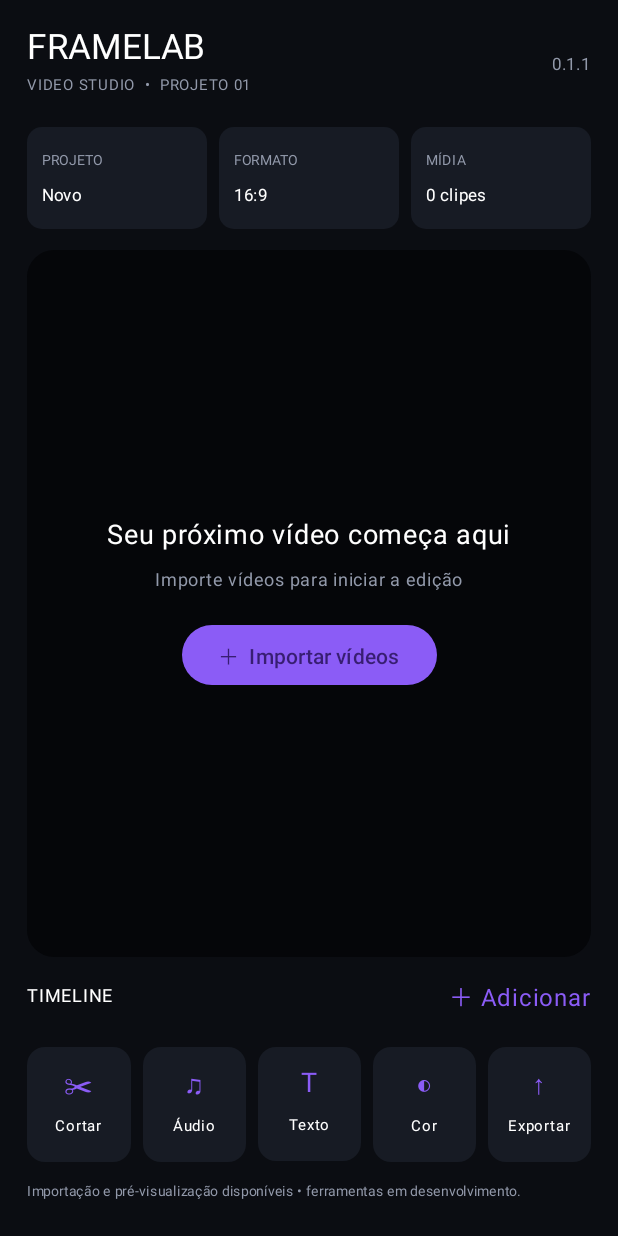
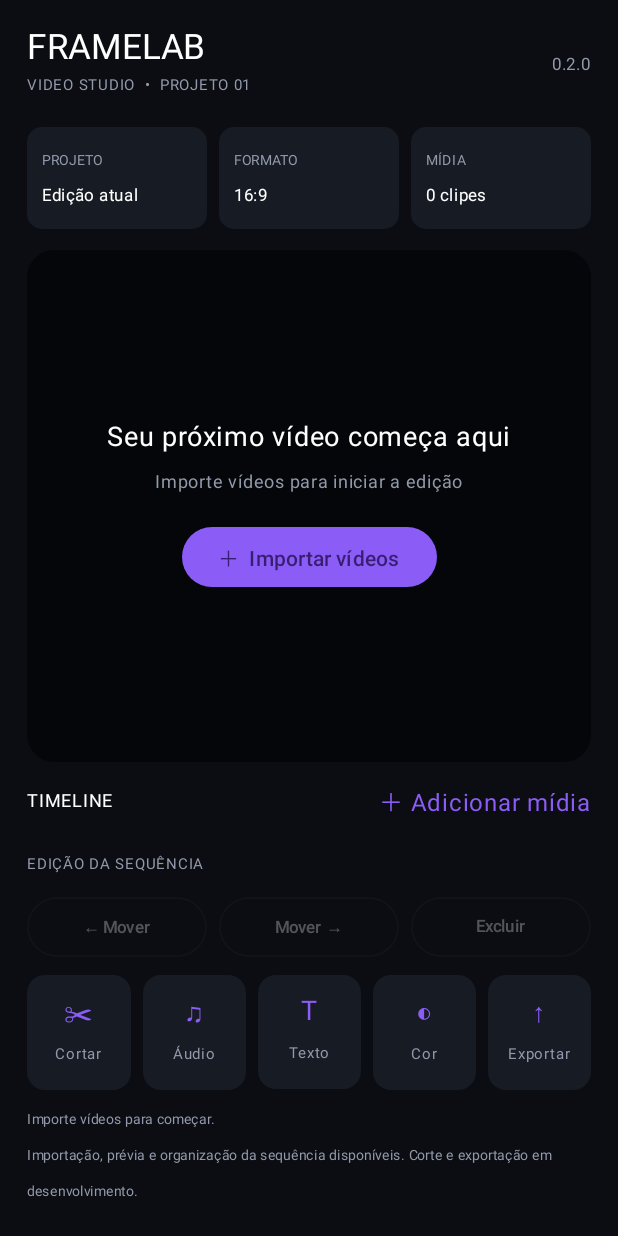
Before and after one commit to thsantz/FrameLab, an Android app built with Jetpack Compose: the screen it shows after launch (MainActivity), on a phone screen of 412 x 824 dp. Run offline under Robolectric (Android 15) with nearby library versions, the phone set to English and light mode, and no system bars.

Commit message:
Add functional clip sequence controls

```diff
--- a/app/src/main/java/com/framelab/editor/MainActivity.kt
+++ b/app/src/main/java/com/framelab/editor/MainActivity.kt
@@ -42,6 +42,8 @@ private fun FrameLabScreen() {
     val context = LocalContext.current
     var clips by remember { mutableStateOf(emptyList<Uri>()) }
     var selected by remember { mutableIntStateOf(0) }
+    var notice by remember { mutableStateOf("Importe vídeos para começar.") }
+
     val picker = rememberLauncherForActivityResult(ActivityResultContracts.OpenMultipleDocuments()) { uris ->
         if (uris.isNotEmpty()) {
             uris.forEach { uri ->
@@ -53,17 +55,43 @@ private fun FrameLabScreen() {
             }
             clips = clips + uris
             selected = clips.lastIndex
+            notice = "${uris.size} mídia(s) adicionada(s) à sequência."
         }
     }
+
     val exoPlayer = remember { ExoPlayer.Builder(context).build() }
     DisposableEffect(exoPlayer) { onDispose { exoPlayer.release() } }
+
     LaunchedEffect(clips, selected) {
         val uri = clips.getOrNull(selected)
-        if (uri == null) exoPlayer.clearMediaItems()
-        else {
+        if (uri == null) {
+            exoPlayer.clearMediaItems()
+        } else {
             exoPlayer.setMediaItem(MediaItem.fromUri(uri))
             exoPlayer.prepare()
             exoPlayer.playWhenReady = false
+        }
+    }
+
+    fun moveSelected(delta: Int) {
+        val target = selected + delta
+        if (target in clips.indices) {
+            val reordered = clips.toMutableList()
+            val current = reordered[selected]
+            reordered[selected] = reordered[target]
+            reordered[target] = current
+            clips = reordered
+            selected = target
+            notice = "Ordem dos clipes atualizada."
+        }
+    }
+
+    fun removeSelected() {
+        if (clips.isNotEmpty() && selected in clips.indices) {
+            val updated = clips.toMutableList().also { it.removeAt(selected) }
+            clips = updated
+            selected = if (updated.isEmpty()) 0 else selected.coerceAtMost(updated.lastIndex)
+            notice = "Clipe removido da sequência. O arquivo original foi preservado."
         }
     }
 
@@ -77,18 +105,20 @@ private fun FrameLabScreen() {
                     Text("FRAMELAB", color = Color.White, fontSize = 23.sp)
                     Text("VIDEO STUDIO  •  PROJETO 01", color = Muted, fontSize = 10.sp)
                 }
-                Text("0.1.1", color = Muted, fontSize = 11.sp)
+                Text("0.2.0", color = Muted, fontSize = 11.sp)
             }
             Spacer(Modifier.height(16.dp))
             Row(horizontalArrangement = Arrangement.spacedBy(8.dp)) {
-                Info("PROJETO", "Novo", Modifier.weight(1f))
+                Info("PROJETO", "Edição atual", Modifier.weight(1f))
                 Info("FORMATO", "16:9", Modifier.weight(1f))
                 Info("MÍDIA", "${clips.size} clipes", Modifier.weight(1f))
             }
             Spacer(Modifier.height(14.dp))
-            Box(Modifier.fillMaxWidth().weight(1f)
-                .background(Color(0xFF050609), RoundedCornerShape(18.dp)),
-                contentAlignment = Alignment.Center) {
+            Box(
+                Modifier.fillMaxWidth().weight(1f)
+                    .background(Color(0xFF050609), RoundedCornerShape(18.dp)),
+                contentAlignment = Alignment.Center
+            ) {
                 if (clips.isEmpty()) {
                     Column(horizontalAlignment = Alignment.CenterHorizontally) {
                         Text("Seu próximo vídeo começa aqui", color = Color.White, fontSize = 18.sp)
@@ -100,34 +130,67 @@ private fun FrameLabScreen() {
                         }
                     }
                 } else {
-                    AndroidView(factory = { ctx ->
-                        PlayerView(ctx).apply { player = exoPlayer; useController = true }
-                    }, modifier = Modifier.fillMaxSize(), update = { it.player = exoPlayer })
+                    AndroidView(
+                        factory = { ctx -> PlayerView(ctx).apply { player = exoPlayer; useController = true } },
+                        modifier = Modifier.fillMaxSize(),
+                        update = { it.player = exoPlayer }
+                    )
                 }
             }
             Spacer(Modifier.height(14.dp))
             Row(verticalAlignment = Alignment.CenterVertically) {
                 Text("TIMELINE", color = Color.White, fontSize = 12.sp)
                 Spacer(Modifier.weight(1f))
-                Text("＋ Adicionar", color = Violet, modifier = Modifier.clickable {
+                Text("＋ Adicionar mídia", color = Violet, modifier = Modifier.clickable {
                     picker.launch(arrayOf("video/*"))
                 })
             }
             Spacer(Modifier.height(8.dp))
             LazyRow(horizontalArrangement = Arrangement.spacedBy(8.dp)) {
                 itemsIndexed(clips) { index, uri ->
-                    Column(Modifier.width(124.dp)
-                        .background(if (selected == index) Color(0xFF30264A) else Panel,
-                            RoundedCornerShape(12.dp))
-                        .clickable { selected = index }.padding(10.dp)) {
-                        Text("CLIPE ${index + 1}", color = Color.White, fontSize = 10.sp)
+                    Column(
+                        Modifier.width(132.dp)
+                            .background(if (selected == index) Color(0xFF30264A) else Panel,
+                                RoundedCornerShape(12.dp))
+                            .clickable { selected = index; notice = "Clipe ${index + 1} selecionado." }
+                            .padding(10.dp)
+                    ) {
+                        Text(if (selected == index) "● CLIPE ${index + 1}" else "CLIPE ${index + 1}",
+                            color = if (selected == index) Color(0xFFC4B5FD) else Color.White,
+                            fontSize = 10.sp)
                         Spacer(Modifier.height(6.dp))
-                        Text(uri.lastPathSegment?.takeLast(20) ?: "Vídeo",
+                        Text(uri.lastPathSegment?.substringAfterLast('/')?.takeLast(24) ?: "Vídeo",
                             color = Muted, fontSize = 11.sp, maxLines = 2)
+                        Spacer(Modifier.height(5.dp))
+                        Text("Selecionar", color = Violet, fontSize = 10.sp)
                     }
                 }
             }
-            Spacer(Modifier.height(14.dp))
+            Spacer(Modifier.height(10.dp))
+            Text("EDIÇÃO DA SEQUÊNCIA", color = Muted, fontSize = 10.sp)
+            Spacer(Modifier.height(6.dp))
+            Row(horizontalArrangement = Arrangement.spacedBy(8.dp)) {
+                OutlinedButton(
+                    onClick = { moveSelected(-1) },
+                    enabled = clips.isNotEmpty() && selected > 0,
+                    modifier = Modifier.weight(1f),
+                    contentPadding = PaddingValues(horizontal = 6.dp)
+                ) { Text("← Mover", fontSize = 11.sp) }
+                OutlinedButton(
+                    onClick = { moveSelected(1) },
+                    enabled = clips.isNotEmpty() && selected < clips.lastIndex,
+                    modifier = Modifier.weight(1f),
+                    contentPadding = PaddingValues(horizontal = 6.dp)
+                ) { Text("Mover →", fontSize = 11.sp) }
+                OutlinedButton(
+                    onClick = { removeSelected() },
+                    enabled = clips.isNotEmpty(),
+                    modifier = Modifier.weight(1f),
+                    contentPadding = PaddingValues(horizontal = 6.dp),
+                    colors = ButtonDefaults.outlinedButtonColors(contentColor = Color(0xFFFF8A8A))
+                ) { Text("Excluir", fontSize = 11.sp) }
+            }
+            Spacer(Modifier.height(8.dp))
             Row(horizontalArrangement = Arrangement.spacedBy(8.dp)) {
                 Tool("Cortar", "✂", Modifier.weight(1f))
                 Tool("Áudio", "♫", Modifier.weight(1f))
@@ -136,7 +199,8 @@ private fun FrameLabScreen() {
                 Tool("Exportar", "↑", Modifier.weight(1f))
             }
             Spacer(Modifier.height(7.dp))
-            Text("Importação e pré-visualização disponíveis • ferramentas em desenvolvimento.",
+            Text(notice, color = Muted, fontSize = 9.sp)
+            Text("Importação, prévia e organização da sequência disponíveis. Corte e exportação em desenvolvimento.",
                 color = Muted, fontSize = 9.sp)
         }
     }
@@ -156,6 +220,6 @@ private fun Tool(label: String, glyph: String, modifier: Modifier) {
         horizontalAlignment = Alignment.CenterHorizontally) {
         Text(glyph, color = Violet, fontSize = 18.sp)
         Spacer(Modifier.height(4.dp))
-        Text(label, color = Color.White, fontSize = 10.sp)
+        Text(label, color = Muted, fontSize = 10.sp)
     }
 }
```
